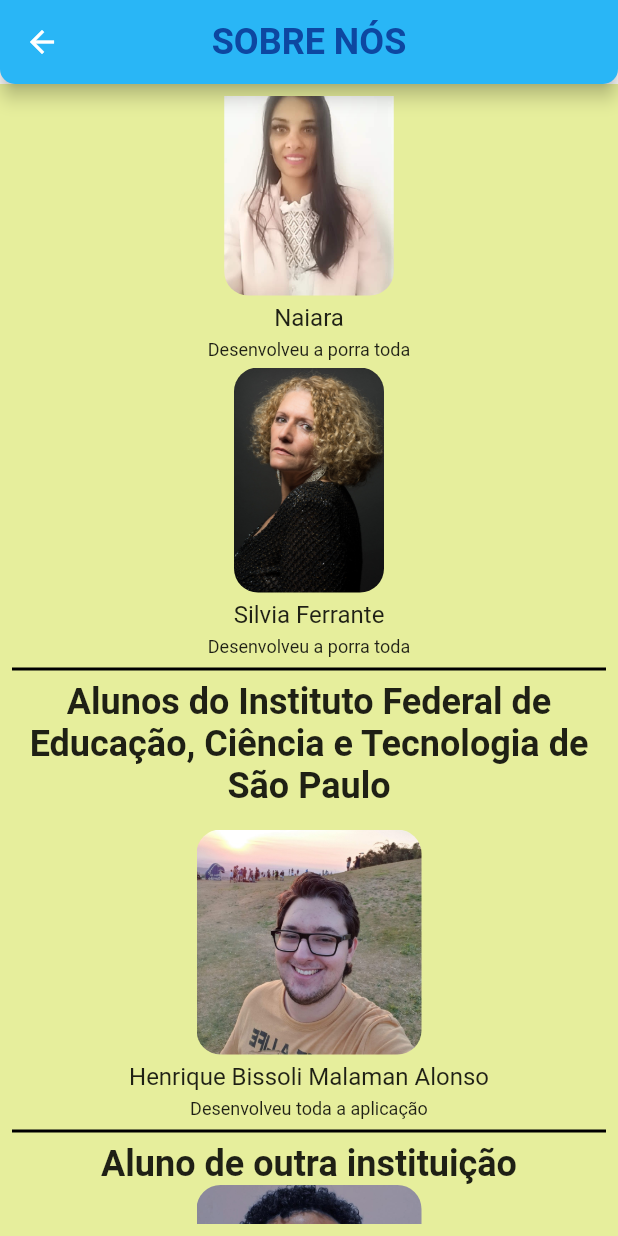
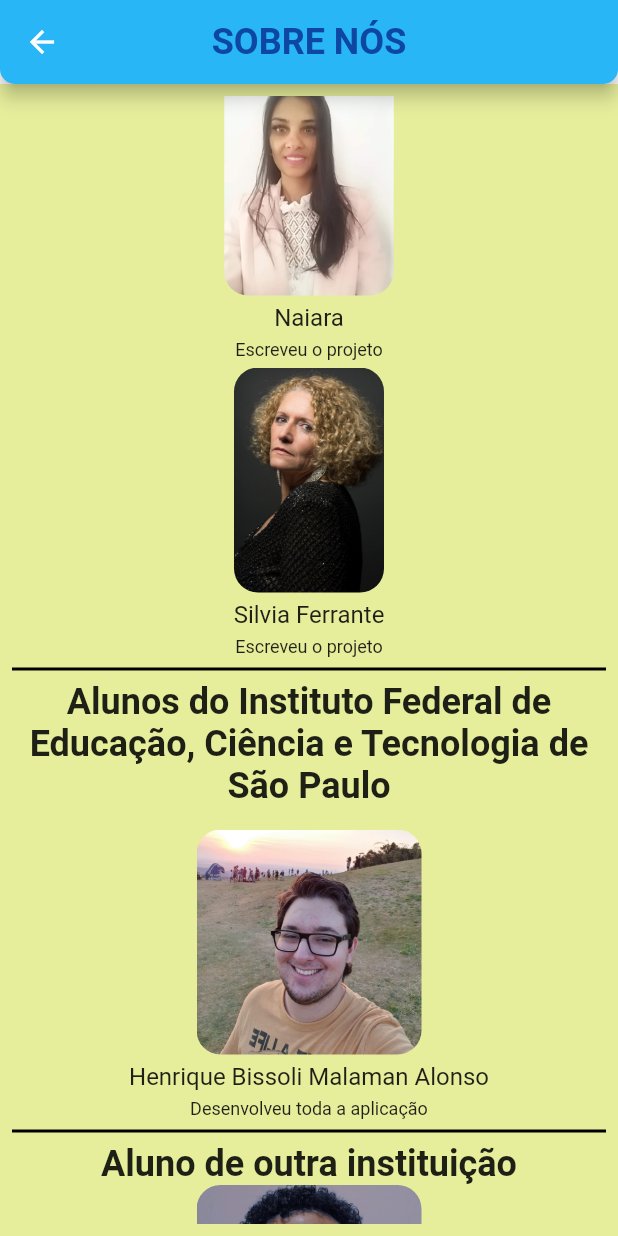
Before and after one commit to henrique-1/Palavreando, a Flutter app: the AboutUs screen opened by its route, scrolled down 576 dp, on a phone screen of 412 x 824 dp. Run offline on Flutter 3.47's test engine with Material 2 defaults, Android fonts, the phone set to English and light mode, and no system bars; our stand-ins replace google_fonts, phosphor_flutter.

Commit message:
Changed AboutUs job description

```diff
--- a/lib/views/aboutUs.dart
+++ b/lib/views/aboutUs.dart
@@ -117,7 +117,7 @@ class AboutUs extends StatelessWidget {
                       ),
                       const SizedBox(height: 5),
                       Text(
-                        "Desenvolveu a porra toda",
+                        "Escreveu o projeto",
                         style: TextStyle(
                           fontSize: 12,
                           fontFamily: GoogleFonts.dynaPuff().fontFamily,
@@ -153,7 +153,7 @@ class AboutUs extends StatelessWidget {
                       ),
                       const SizedBox(height: 5),
                       Text(
-                        "Desenvolveu a porra toda",
+                        "Escreveu o projeto",
                         style: TextStyle(
                           fontSize: 12,
                           fontFamily: GoogleFonts.dynaPuff().fontFamily,
@@ -189,7 +189,7 @@ class AboutUs extends StatelessWidget {
                       ),
                       const SizedBox(height: 5),
                       Text(
-                        "Desenvolveu a porra toda",
+                        "Escreveu o projeto",
                         style: TextStyle(
                           fontSize: 12,
                           fontFamily: GoogleFonts.dynaPuff().fontFamily,
@@ -225,7 +225,7 @@ class AboutUs extends StatelessWidget {
                       ),
                       const SizedBox(height: 5),
                       Text(
-                        "Desenvolveu a porra toda",
+                        "Escreveu o projeto",
                         style: TextStyle(
                           fontSize: 12,
                           fontFamily: GoogleFonts.dynaPuff().fontFamily,
```
